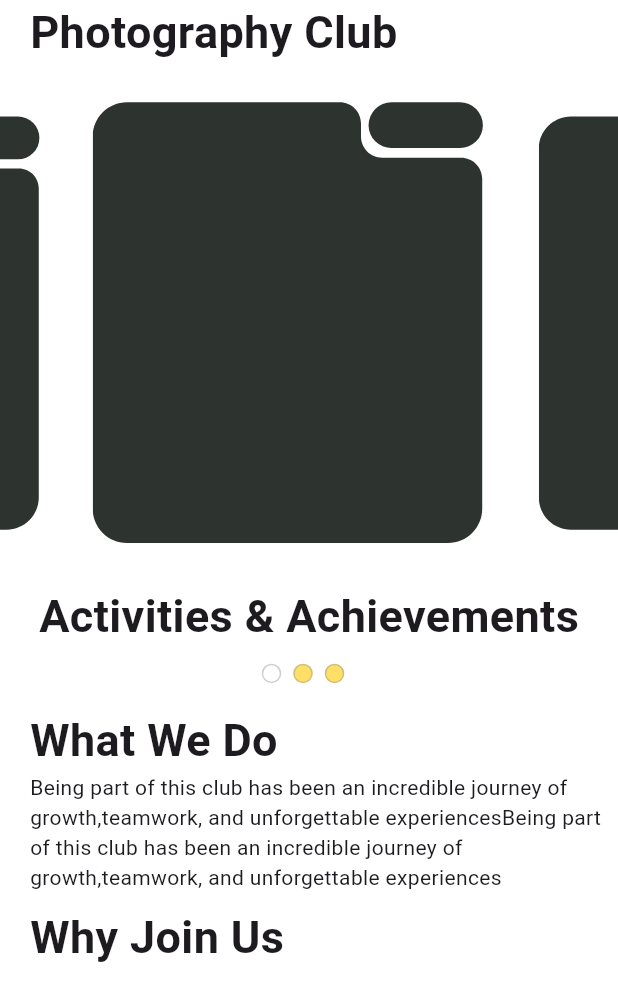
After one commit to mishad01/East-Delta-University-Clubs, a Flutter app: the ClubDetailsScreen screen opened directly, on a phone screen of 412 x 824 dp. The commit adds this screen. Shown: the top 1001 px of the screen. Run offline on Flutter 3.47's test engine with Material 3 defaults, Android fonts, the phone set to English and light mode, and no system bars; drawn by our look-alikes of carousel_slider; our stand-ins replace device_preview, flutter_svg, get, google_fonts, pin_code_fields, sizer.

Commit message:
responsive design added

```diff
--- a/edu_clubs_app/lib/main.dart
+++ b/edu_clubs_app/lib/main.dart
@@ -1,10 +1,6 @@
-import 'package:device_preview/device_preview.dart';
 import 'package:edu_clubs_app/app.dart';
 import 'package:flutter/cupertino.dart';
 
 void main() {
-  runApp(DevicePreview(
-    enabled: true,
-    builder: (context) => EduClubs(),
-  ));
+  runApp(EduClubs());
 }
--- /dev/null
+++ b/edu_clubs_app/lib/presentation/ui/screens/auth_screen/club_details_screen.dart
@@ -0,0 +1,59 @@
+import 'package:edu_clubs_app/presentation/widgets/club_details_slider.dart';
+import 'package:flutter/material.dart';
+import 'package:sizer/sizer.dart';
+
+class ClubDetailsScreen extends StatefulWidget {
+  const ClubDetailsScreen({super.key});
+
+  @override
+  State<ClubDetailsScreen> createState() => _ClubDetailsScreenState();
+}
+
+class _ClubDetailsScreenState extends State<ClubDetailsScreen> {
+  @override
+  Widget build(BuildContext context) {
+    return Scaffold(
+      backgroundColor: Colors.white,
+      body: SafeArea(
+        child: SingleChildScrollView(
+          child: Column(
+            crossAxisAlignment: CrossAxisAlignment.start,
+            children: [
+              Padding(
+                padding: const EdgeInsets.only(left: 20),
+                child: Text(
+                  "Photography Club",
+                  style: TextStyle(fontSize: 30, fontWeight: FontWeight.bold),
+                ),
+              ),
+              SizedBox(height: 2.h),
+              ClubDetailsSlider(),
+              SizedBox(height: 2.h),
+              Padding(
+                padding: const EdgeInsets.only(left: 20),
+                child: Column(
+                  crossAxisAlignment: CrossAxisAlignment.start,
+                  children: [
+                    Text(
+                      "What We Do",
+                      style:
+                          TextStyle(fontSize: 30, fontWeight: FontWeight.bold),
+                    ),
+                    Text(
+                        "Being part of this club has been an incredible journey of growth,teamwork, and unforgettable experiencesBeing part of this club has been an incredible journey of growth,teamwork, and unforgettable experiences"),
+                    SizedBox(height: 1.h),
+                    Text(
+                      "Why Join Us",
+                      style:
+                          TextStyle(fontSize: 30, fontWeight: FontWeight.bold),
+                    ),
+                  ],
+                ),
+              )
+            ],
+          ),
+        ),
+      ),
+    );
+  }
+}
--- a/edu_clubs_app/lib/presentation/ui/screens/home_screen.dart
+++ b/edu_clubs_app/lib/presentation/ui/screens/home_screen.dart
@@ -1,4 +1,5 @@
 import 'package:edu_clubs_app/presentation/ui/screens/all_club_screens.dart';
+import 'package:edu_clubs_app/presentation/ui/screens/auth_screen/club_details_screen.dart';
 import 'package:edu_clubs_app/presentation/utility/assets_path.dart';
 import 'package:edu_clubs_app/presentation/widgets/highlight_slider.dart';
 import 'package:edu_clubs_app/presentation/widgets/home_banner_slider.dart';
@@ -71,7 +72,9 @@ class _HomeScreenState extends State<HomeScreen> {
                       mainAxisSpacing: 30,
                     ),
                     itemBuilder: (context, index) {
-                      return Container(
+                      return InkWell(
+                        onTap: () => Get.to(() => ClubDetailsScreen()),
+                        child: Container(
                           height: 115,
                           width: 135,
                           decoration: BoxDecoration(
@@ -79,6 +82,7 @@ class _HomeScreenState extends State<HomeScreen> {
                             color: Color(0xff8983B2FF),
                           ),
                           child: SvgPicture.asset(AssetsPath.eduLogo),
+                        ),
                       );
                     }, // Set an item count
                   ),
--- /dev/null
+++ b/edu_clubs_app/lib/presentation/widgets/club_details_slider.dart
@@ -0,0 +1,115 @@
+import 'package:carousel_slider/carousel_slider.dart';
+import 'package:flutter/material.dart';
+import 'package:flutter_svg/flutter_svg.dart';
+
+class ClubDetailsSlider extends StatefulWidget {
+  const ClubDetailsSlider({super.key});
+
+  @override
+  State<ClubDetailsSlider> createState() => _ClubDetailsSliderState();
+}
+
+class _ClubDetailsSliderState extends State<ClubDetailsSlider> {
+  ValueNotifier<int> _selectedIndex = ValueNotifier(0);
+  final CarouselSliderController _carouselController =
+      CarouselSliderController();
+
+  final List<String> images = [
+    "assets/images/h1.jpg",
+    "assets/images/2.png",
+    "assets/images/3.jpg",
+  ];
+
+  @override
+  Widget build(BuildContext context) {
+    return Center(
+      child: Container(
+        decoration: BoxDecoration(borderRadius: BorderRadius.circular(12)),
+        child: Column(
+          children: [
+            CarouselSlider(
+              carouselController: _carouselController,
+              options: CarouselOptions(
+                height: 320.0,
+                viewportFraction: 0.7,
+                enlargeCenterPage: true,
+                enlargeFactor: 0.2,
+                onPageChanged: (index, reason) {
+                  _selectedIndex.value = index;
+                },
+              ),
+              items: images.map((i) {
+                return Builder(
+                  builder: (BuildContext context) {
+                    return Container(
+                      width: double.infinity,
+                      height: 286,
+                      child: SvgPicture.asset(
+                        "assets/images/card.svg",
+                        height: 286,
+                      ),
+                    );
+                  },
+                );
+              }).toList(),
+            ),
+            const SizedBox(height: 10),
+            Text(
+              "Activities & Achievements",
+              style: TextStyle(fontSize: 30, fontWeight: FontWeight.bold),
+            ),
+            const SizedBox(height: 10),
+            ValueListenableBuilder(
+              valueListenable: _selectedIndex,
+              builder: (context, value, child) {
+                return Row(
+                  mainAxisAlignment: MainAxisAlignment.center,
+                  children: [
+                    for (int i = 0; i < images.length; i++)
+                      GestureDetector(
+                        onTap: () {
+                          _selectedIndex.value = i;
+                          _carouselController.jumpToPage(_selectedIndex.value);
+                          setState(() {});
+                        },
+                        child: Container(
+                          height: 13,
+                          width: 13,
+                          margin: EdgeInsets.only(right: 8),
+                          decoration: BoxDecoration(
+                            color: _selectedIndex.value == i
+                                ? Colors.white
+                                : Colors.amberAccent.withOpacity(0.8),
+                            borderRadius: BorderRadius.circular(12),
+                            border:
+                                Border.all(color: Colors.grey.withOpacity(0.5)),
+                          ),
+                        ),
+                      ),
+                  ],
+                );
+              },
+            ),
+          ],
+        ),
+      ),
+    );
+  }
+}
+
+// Create a new screen to navigate to
+class NextScreen extends StatelessWidget {
+  final int imageIndex;
+
+  const NextScreen({Key? key, required this.imageIndex}) : super(key: key);
+
+  @override
+  Widget build(BuildContext context) {
+    return Scaffold(
+      appBar: AppBar(title: Text("Image Details")),
+      body: Center(
+        child: Text("Details for Image Index: $imageIndex"),
+      ),
+    );
+  }
+}
```
Also changed, not shown: edu_clubs_app/assets/images/card.svg (added). Lines whose indentation alone changed are shown as unchanged.
